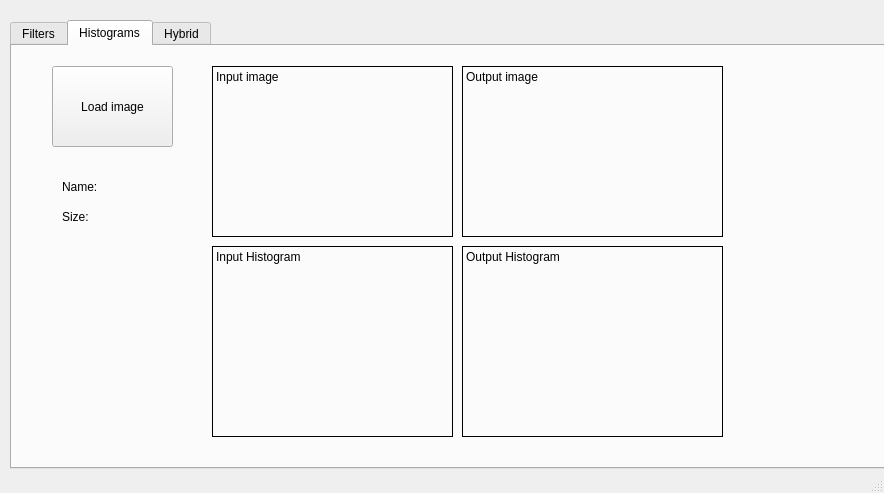
The window that MainWindow.ui (Bravewarrior0/Computer-Vision) describes before a commit, drawn with Qt 5.
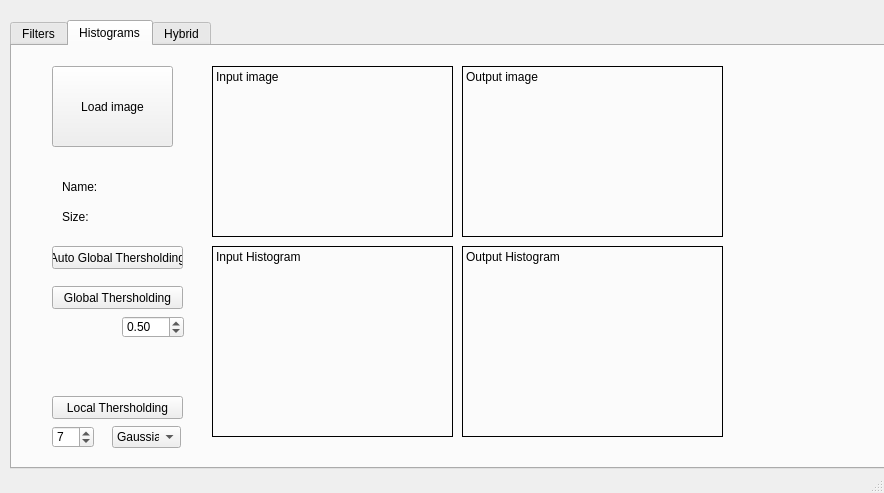
The same window after the commit. The open tabs and pages were chosen to show the change.

```diff
--- a/MainWindow.ui
+++ b/MainWindow.ui
@@ -464,6 +464,111 @@
        <set>Qt::AlignLeading|Qt::AlignLeft|Qt::AlignTop</set>
       </property>
      </widget>
+     <widget class="QPushButton" name="pushButton_Auto_global_thershold">
+      <property name="geometry">
+       <rect>
+        <x>40</x>
+        <y>200</y>
+        <width>131</width>
+        <height>23</height>
+       </rect>
+      </property>
+      <property name="text">
+       <string>Auto Global Thersholding</string>
+      </property>
+     </widget>
+     <widget class="QPushButton" name="pushButton_globalThershold">
+      <property name="geometry">
+       <rect>
+        <x>40</x>
+        <y>240</y>
+        <width>131</width>
+        <height>23</height>
+       </rect>
+      </property>
+      <property name="text">
+       <string>Global Thersholding</string>
+      </property>
+     </widget>
+     <widget class="QPushButton" name="pushButton_local_thershold">
+      <property name="geometry">
+       <rect>
+        <x>40</x>
+        <y>350</y>
+        <width>131</width>
+        <height>23</height>
+       </rect>
+      </property>
+      <property name="text">
+       <string>Local Thersholding</string>
+      </property>
+     </widget>
+     <widget class="QDoubleSpinBox" name="doubleSpinBox_Thershold_value">
+      <property name="geometry">
+       <rect>
+        <x>110</x>
+        <y>270</y>
+        <width>62</width>
+        <height>22</height>
+       </rect>
+      </property>
+      <property name="maximum">
+       <double>1.000000000000000</double>
+      </property>
+      <property name="singleStep">
+       <double>0.010000000000000</double>
+      </property>
+      <property name="value">
+       <double>0.500000000000000</double>
+      </property>
+     </widget>
+     <widget class="QComboBox" name="comboBox_thersholding_filter">
+      <property name="geometry">
+       <rect>
+        <x>100</x>
+        <y>380</y>
+        <width>69</width>
+        <height>22</height>
+       </rect>
+      </property>
+      <item>
+       <property name="text">
+        <string>Gaussian</string>
+       </property>
+      </item>
+      <item>
+       <property name="text">
+        <string>Average</string>
+       </property>
+      </item>
+      <item>
+       <property name="text">
+        <string>Median</string>
+       </property>
+      </item>
+     </widget>
+     <widget class="QSpinBox" name="spinBox_thershlod_filter_size">
+      <property name="geometry">
+       <rect>
+        <x>40</x>
+        <y>380</y>
+        <width>42</width>
+        <height>22</height>
+       </rect>
+      </property>
+      <property name="minimum">
+       <number>3</number>
+      </property>
+      <property name="maximum">
+       <number>41</number>
+      </property>
+      <property name="singleStep">
+       <number>2</number>
+      </property>
+      <property name="value">
+       <number>7</number>
+      </property>
+     </widget>
     </widget>
     <widget class="QWidget" name="tab_hybrid">
      <attribute name="title">
```
Left out of the diff: 12 changed lines with no effect on the pictures.
